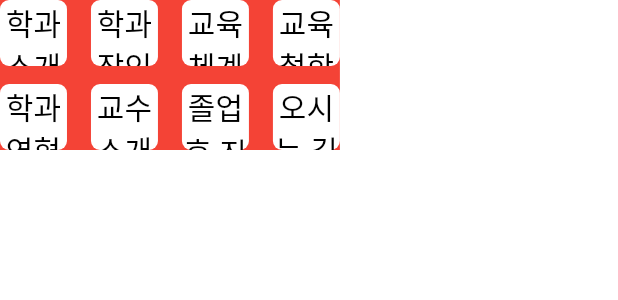
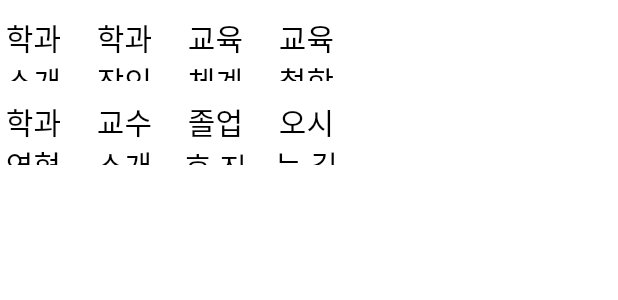
Before and after one commit to mengvangdev/nurse-department, a Flutter app: the DesktopGridview widget shown alone on an empty page, opened directly with empty values, on a phone screen of 412 x 824 dp. Shown: the top 300 px of the screen. Run offline on Flutter 3.47's test engine with Material 3 defaults, Android fonts, the phone set to English and light mode, and no system bars; our stand-ins replace flutter_svg, go_router.

Commit message:
update gridview on submenu and all menu

```diff
--- a/lib/layouts/desktop/widgets/desktop_gridview.dart
+++ b/lib/layouts/desktop/widgets/desktop_gridview.dart
@@ -12,39 +12,46 @@ class DesktopGridview extends StatefulWidget {
 class _DesktopGridviewState extends State<DesktopGridview> {
   @override
   Widget build(BuildContext context) {
-    final screenWidth = MediaQuery.of(context).size.width;
-    // final screenHeight = MediaQuery.of(context).size.height;
-    final gridViewWidth = screenWidth * 0.55;
-    double gridViewHeight = 100; // Subtracting top margin
+    final gridViewWidth = MediaQuery.of(context).size.width * 0.55;
+    double gridViewTwoRowsHeight = 100;
+    double gridViewOneRowHeight = 50;
 
     // Calculate grid dimensions
-    const int crossAxisCount = 4;
-    const double crossAxisSpacing = 16.0;
-    const double mainAxisSpacing = 12.0;
+    int crossAxisCount = 4;
+    double crossAxisSpacing = 16.0;
+    double mainAxisSpacing = 12.0;
+    // Calculate item width and height
+    var itemWidth = (gridViewWidth - (crossAxisCount - 1) * crossAxisSpacing) /
+        crossAxisCount;
+    var itemHeight =
+        (gridViewTwoRowsHeight - mainAxisSpacing) / 2; // Assuming 2 rows
+    var childAspectRatio = itemWidth / itemHeight;
 
-    // Calculate item width and height
-    final double itemWidth =
-        (gridViewWidth - (crossAxisCount - 1) * crossAxisSpacing) /
-            crossAxisCount;
-    final double itemHeight =
-        (gridViewHeight - mainAxisSpacing) / 2; // Assuming 2 rows
+    bool isTwoRows = MenuData.subMenu[widget.menuIndex].length > crossAxisCount;
+
+    var gridViewHeight =
+        isTwoRows ? gridViewTwoRowsHeight : gridViewOneRowHeight;
+
     return Container(
       width: gridViewWidth,
       height: gridViewHeight,
-      color: Colors.red,
+      // color: Colors.red,
+      margin: const EdgeInsets.only(
+        top: 10,
+      ),
       child: GridView.builder(
         gridDelegate: SliverGridDelegateWithFixedCrossAxisCount(
           crossAxisCount: crossAxisCount,
           crossAxisSpacing: crossAxisSpacing,
           mainAxisSpacing: mainAxisSpacing,
-          childAspectRatio: itemWidth / itemHeight,
+          childAspectRatio: childAspectRatio,
         ),
         itemCount: MenuData.subMenu[widget.menuIndex].length,
         itemBuilder: (context, index) {
-          String text = MenuData.subMenu[0][index];
+          String text = MenuData.subMenu[widget.menuIndex][index];
           return DesktopSubmenuButton(
             text: text,
-            currentMenuState: 0,
+            currentMenuState: widget.menuIndex,
             submenuIndex: index,
           );
         },
--- a/lib/layouts/desktop/desktop_submenu_button.dart
+++ b/lib/layouts/desktop/widgets/desktop_submenu_button.dart
@@ -66,9 +66,8 @@ class _DesktopSubmenuButtonState extends State<DesktopSubmenuButton> {
   Color activedBackgroundColor(MenuProvider menuProvider) {
     if (menuProvider.menuState == null) {
       return Colors.white;
-    } else if (MenuData.subMenu[menuProvider.menuState!]
-            [menuProvider.submenuState] ==
-        widget.text) {
+    } else if (menuProvider.menuState == widget.currentMenuState &&
+        menuProvider.submenuState == widget.submenuIndex) {
       return AppColor.color;
     }
     return Colors.white;
@@ -77,9 +76,8 @@ class _DesktopSubmenuButtonState extends State<DesktopSubmenuButton> {
   Color activedTextColor(MenuProvider menuProvider) {
     if (menuProvider.menuState == null) {
       return Colors.black;
-    } else if (MenuData.subMenu[menuProvider.menuState!]
-            [menuProvider.submenuState] ==
-        widget.text) {
+    } else if (menuProvider.menuState == widget.currentMenuState &&
+        menuProvider.submenuState == widget.submenuIndex) {
       return Colors.white;
     }
     return Colors.black;
--- a/lib/resource/resource.dart
+++ b/lib/resource/resource.dart
@@ -13,7 +13,7 @@ export 'package:nurse_department/layouts/mobile_layout.dart';
 
 // desktop layouts
 export 'package:nurse_department/layouts/desktop/desktop_layout.dart';
-export 'package:nurse_department/layouts/desktop/desktop_submenu_button.dart';
+export 'package:nurse_department/layouts/desktop/widgets/desktop_submenu_button.dart';
 export 'package:nurse_department/layouts/desktop/widgets/desktop_gridview.dart';
 
 // laptop layouts
```
Also changed, not shown: lib/layouts/desktop/desktop_layout.dart (+30 -56 lines).
